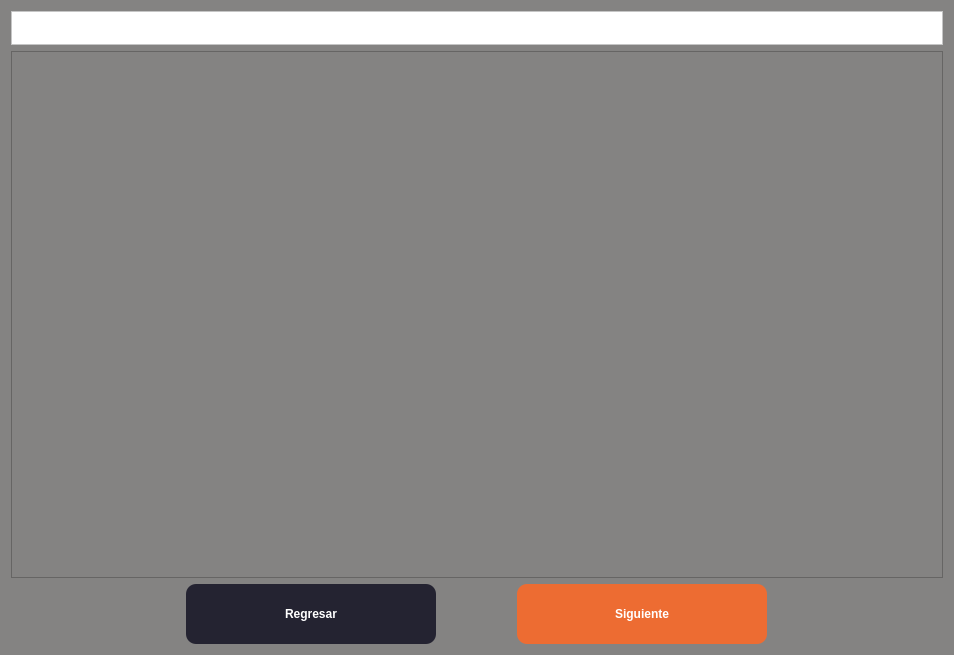
This is package/ui/TemplateList.ui in RicarlOz/DiplomaGenerator as Qt 5 draws it before an edit. The edited form follows.
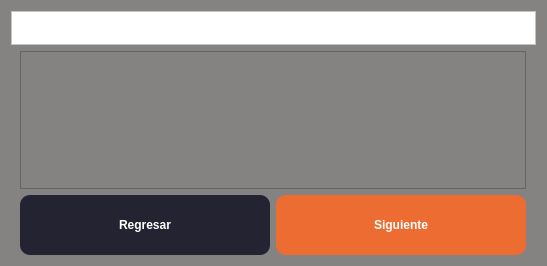
This is the edited form. Icons and pictures are not drawn.

```diff
--- a/package/ui/TemplateList.ui
+++ b/package/ui/TemplateList.ui
@@ -9,8 +9,8 @@
    <rect>
     <x>0</x>
     <y>0</y>
-    <width>954</width>
-    <height>655</height>
+    <width>547</width>
+    <height>266</height>
    </rect>
   </property>
   <property name="palette">
@@ -438,7 +438,7 @@
    <string notr="true">color: white;
 background-color: rgb(132, 131, 130);</string>
   </property>
-  <layout class="QVBoxLayout" name="verticalLayout">
+  <layout class="QVBoxLayout" name="verticalLayout_2">
    <item>
     <widget class="QFrame" name="frame">
      <property name="maximumSize">
@@ -490,30 +490,14 @@
     </widget>
    </item>
    <item>
-    <widget class="QScrollArea" name="scrollArea">
-     <property name="widgetResizable">
-      <bool>true</bool>
-     </property>
-     <widget class="QWidget" name="scrollAreaWidgetContents">
-      <property name="geometry">
-       <rect>
-        <x>0</x>
-        <y>0</y>
-        <width>930</width>
-        <height>476</height>
-       </rect>
-      </property>
-      <layout class="QVBoxLayout" name="verticalLayout_2"/>
-     </widget>
-    </widget>
-   </item>
-   <item>
+    <layout class="QGridLayout" name="gridLayout">
+     <item row="1" column="1">
     <layout class="QHBoxLayout" name="hlButtons">
      <property name="leftMargin">
-      <number>100</number>
+        <number>0</number>
      </property>
      <property name="rightMargin">
-      <number>100</number>
+        <number>0</number>
      </property>
      <item>
       <widget class="QPushButton" name="btnBack">
@@ -574,6 +558,51 @@
         <string>Siguiente</string>
        </property>
       </widget>
+       </item>
+      </layout>
+     </item>
+     <item row="0" column="1">
+      <widget class="QScrollArea" name="scrollArea">
+       <property name="widgetResizable">
+        <bool>true</bool>
+       </property>
+       <widget class="QWidget" name="scrollAreaWidgetContents">
+        <property name="geometry">
+         <rect>
+          <x>0</x>
+          <y>0</y>
+          <width>507</width>
+          <height>85</height>
+         </rect>
+        </property>
+       </widget>
+      </widget>
+     </item>
+     <item row="0" column="0">
+      <spacer name="horizontalSpacer">
+       <property name="orientation">
+        <enum>Qt::Horizontal</enum>
+       </property>
+       <property name="sizeHint" stdset="0">
+        <size>
+         <width>40</width>
+         <height>20</height>
+        </size>
+       </property>
+      </spacer>
+     </item>
+     <item row="0" column="2">
+      <spacer name="horizontalSpacer_2">
+       <property name="orientation">
+        <enum>Qt::Horizontal</enum>
+       </property>
+       <property name="sizeHint" stdset="0">
+        <size>
+         <width>40</width>
+         <height>20</height>
+        </size>
+       </property>
+      </spacer>
      </item>
     </layout>
    </item>
```
Lines whose indentation alone changed are shown as unchanged.
